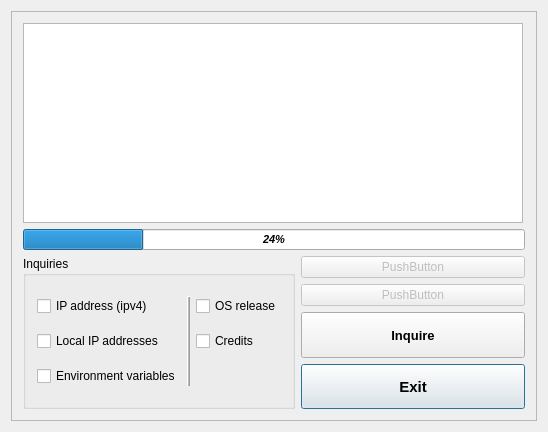
Before: the Qt Designer form mainwindow.ui in egge313/eggeinq, drawn with Qt 5.
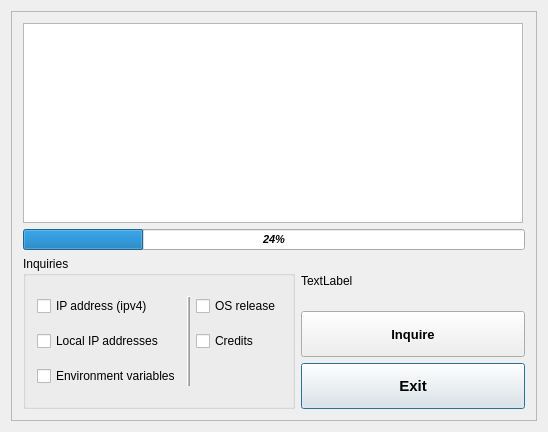
After: the same form once the commit is applied.

Commit message: Added a connectedness label i.e. are we connected to the Internet or what.

```diff
--- a/mainwindow.ui
+++ b/mainwindow.ui
@@ -24,19 +24,6 @@
        <enum>QFrame::Raised</enum>
       </property>
       <layout class="QGridLayout" name="gridLayout_2">
-       <item row="0" column="0" colspan="2">
-        <widget class="QTextEdit" name="textEdit">
-         <property name="maximumSize">
-          <size>
-           <width>500</width>
-           <height>200</height>
-          </size>
-         </property>
-         <property name="readOnly">
-          <bool>true</bool>
-         </property>
-        </widget>
-       </item>
        <item row="1" column="0" colspan="2">
         <widget class="QProgressBar" name="progressBar">
          <property name="font">
@@ -58,7 +45,20 @@
          </property>
         </widget>
        </item>
-       <item row="2" column="0" rowspan="4">
+       <item row="0" column="0" colspan="2">
+        <widget class="QTextEdit" name="textEdit">
+         <property name="maximumSize">
+          <size>
+           <width>500</width>
+           <height>200</height>
+          </size>
+         </property>
+         <property name="readOnly">
+          <bool>true</bool>
+         </property>
+        </widget>
+       </item>
+       <item row="2" column="0" rowspan="3">
         <widget class="QGroupBox" name="groupBox">
          <property name="cursor">
           <cursorShape>PointingHandCursor</cursorShape>
@@ -136,56 +136,7 @@
          </layout>
         </widget>
        </item>
-       <item row="2" column="1">
-        <widget class="QPushButton" name="pushButtonInvisible2">
-         <property name="enabled">
-          <bool>false</bool>
-         </property>
-         <property name="text">
-          <string>PushButton</string>
-         </property>
-        </widget>
-       </item>
-       <item row="3" column="1">
-        <widget class="QPushButton" name="pushButtonInvisible1">
-         <property name="enabled">
-          <bool>false</bool>
-         </property>
-         <property name="text">
-          <string>PushButton</string>
-         </property>
-        </widget>
-       </item>
        <item row="4" column="1">
-        <widget class="QPushButton" name="pushButtonInquire">
-         <property name="maximumSize">
-          <size>
-           <width>500</width>
-           <height>200</height>
-          </size>
-         </property>
-         <property name="font">
-          <font>
-           <pointsize>10</pointsize>
-           <weight>75</weight>
-           <bold>true</bold>
-          </font>
-         </property>
-         <property name="cursor">
-          <cursorShape>PointingHandCursor</cursorShape>
-         </property>
-         <property name="mouseTracking">
-          <bool>true</bool>
-         </property>
-         <property name="tabletTracking">
-          <bool>false</bool>
-         </property>
-         <property name="text">
-          <string>Inquire</string>
-         </property>
-        </widget>
-       </item>
-       <item row="5" column="1">
         <widget class="QPushButton" name="pushButtonClose">
          <property name="maximumSize">
           <size>
@@ -217,6 +168,48 @@
          </property>
         </widget>
        </item>
+       <item row="3" column="1">
+        <widget class="QPushButton" name="pushButtonInquire">
+         <property name="maximumSize">
+          <size>
+           <width>500</width>
+           <height>200</height>
+          </size>
+         </property>
+         <property name="font">
+          <font>
+           <pointsize>10</pointsize>
+           <weight>75</weight>
+           <bold>true</bold>
+          </font>
+         </property>
+         <property name="cursor">
+          <cursorShape>PointingHandCursor</cursorShape>
+         </property>
+         <property name="mouseTracking">
+          <bool>true</bool>
+         </property>
+         <property name="tabletTracking">
+          <bool>false</bool>
+         </property>
+         <property name="text">
+          <string>Inquire</string>
+         </property>
+        </widget>
+       </item>
+       <item row="2" column="1">
+        <widget class="QLabel" name="connectLabel">
+         <property name="minimumSize">
+          <size>
+           <width>220</width>
+           <height>49</height>
+          </size>
+         </property>
+         <property name="text">
+          <string>TextLabel</string>
+         </property>
+        </widget>
+       </item>
       </layout>
      </widget>
     </item>
```
The commit also changes 4 other files.
